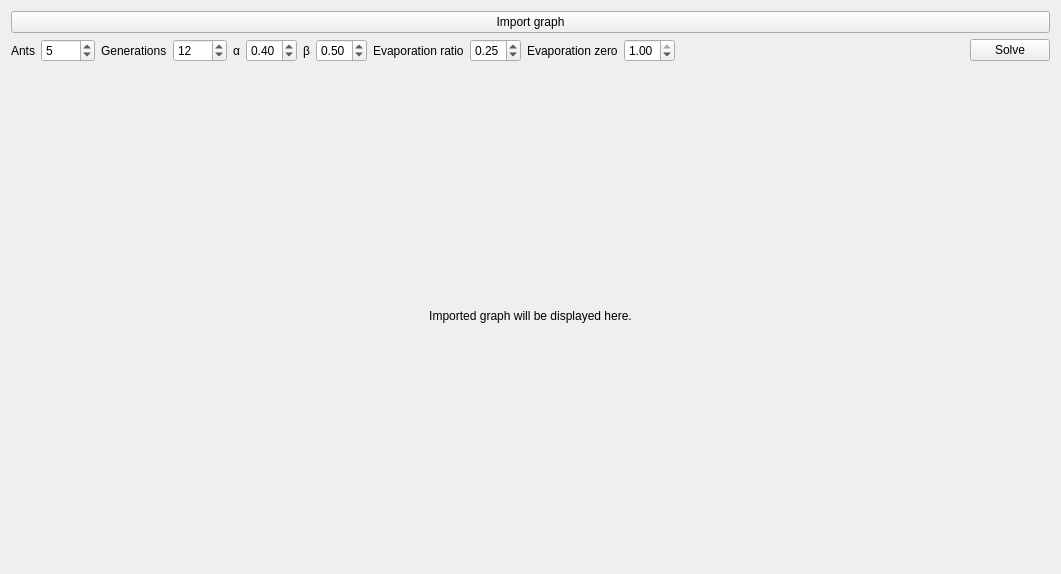
This is mainwindow.ui in kbednars/ALHE as Qt 5 draws it before an edit. The edited form follows.
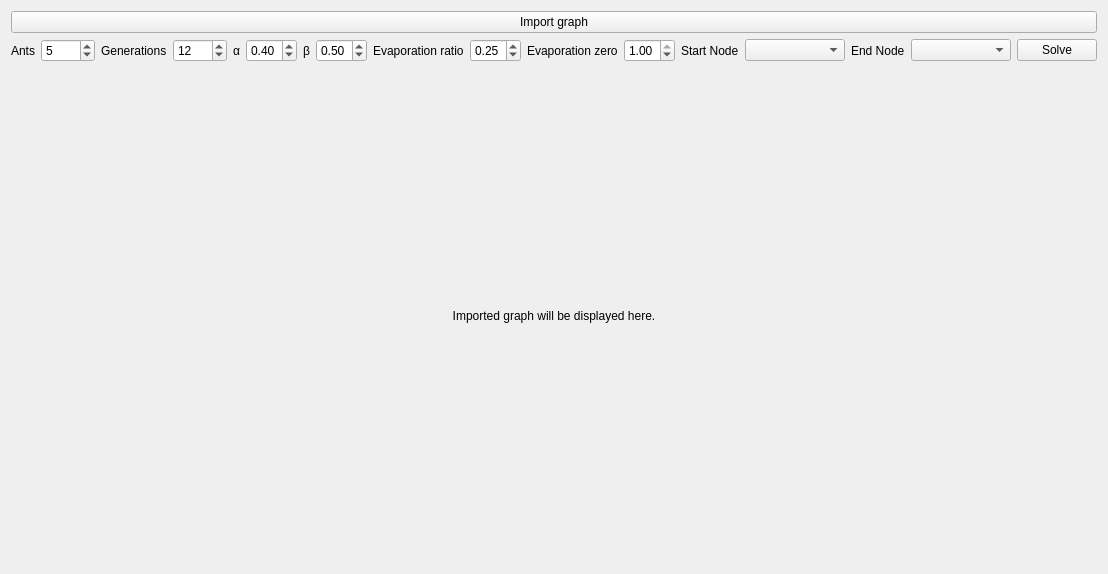
This is the edited form. Custom widgets are drawn as their Qt base class.

Commit message: added start and end node selection

The edit to the form file:
```diff
--- a/mainwindow.ui
+++ b/mainwindow.ui
@@ -9,7 +9,7 @@
    <rect>
     <x>0</x>
     <y>0</y>
-    <width>1061</width>
+    <width>1100</width>
     <height>574</height>
    </rect>
   </property>
@@ -36,7 +36,7 @@
      </layout>
     </item>
     <item>
-     <layout class="QHBoxLayout" name="horizontalLayout_2" stretch="0,0,0,0,0,0,0,0,0,0,0,0,0,0">
+     <layout class="QHBoxLayout" name="horizontalLayout_2" stretch="0,0,0,0,0,0,0,0,0,0,0,0,0,0,0,0,0,0">
       <item>
        <widget class="QLabel" name="label">
         <property name="sizePolicy">
@@ -229,6 +229,40 @@
         </property>
        </widget>
       </item>
+      <item>
+       <widget class="QLabel" name="label_7">
+        <property name="text">
+         <string>Start Node</string>
+        </property>
+       </widget>
+      </item>
+      <item>
+       <widget class="QComboBox" name="startNodeComboBox">
+        <property name="minimumSize">
+         <size>
+          <width>100</width>
+          <height>0</height>
+         </size>
+        </property>
+       </widget>
+      </item>
+      <item>
+       <widget class="QLabel" name="label_8">
+        <property name="text">
+         <string>End Node</string>
+        </property>
+       </widget>
+      </item>
+      <item>
+       <widget class="QComboBox" name="endNodeComboBox">
+        <property name="minimumSize">
+         <size>
+          <width>100</width>
+          <height>0</height>
+         </size>
+        </property>
+       </widget>
+      </item>
       <item>
        <spacer name="horizontalSpacer">
         <property name="orientation">
```
The commit also changes 3 other files.
